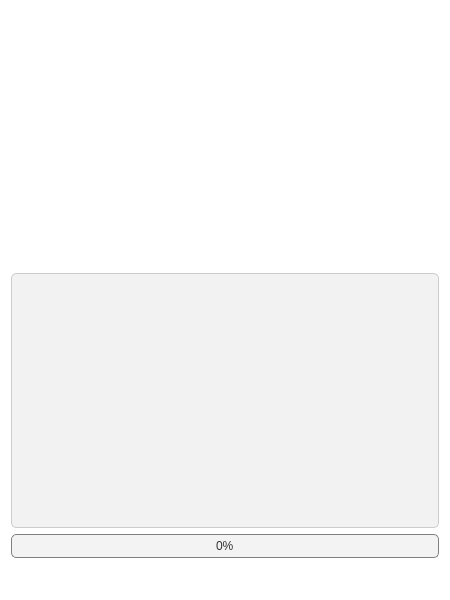
This is form.ui in hongzhe12/ResumeAce as Qt 5 draws it before an edit. The edited form follows.
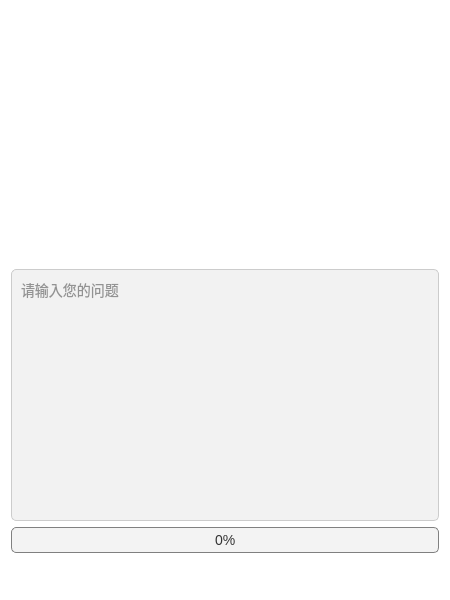
This is the edited form. Icons and pictures are not drawn.

Diff of the .ui file:
```diff
--- a/form.ui
+++ b/form.ui
@@ -29,169 +29,233 @@
    <bool>false</bool>
   </property>
   <property name="styleSheet">
-   <string notr="true">/* 主窗口样式 */
+   <string notr="true">/* 全局字体设置 */
+* {
+    font-family: &quot;Microsoft YaHei&quot;;
+    font-size: 14px;
+    color: #333333;
+}
+
+/* 窗口背景 */
 QWidget {
-    background-color: white; /* 主窗口背景颜色 */
-    color: #333333; /* 主窗口文字颜色 */
-	border-radius: 10px; /* 文本框圆角 */
+    background-color: white;
+	border-radius: 10px;
+}
+
+/* 按钮样式 */
+QPushButton {
+    background-color: #4CAF50;
+    border: none;
+    color: white;
+    padding: 10px 20px;
+    border-radius: 5px;
+    font-size: 14px;
+}
+
+QPushButton:hover {
+    background-color: #45a049;
+}
+
+QPushButton:pressed {
+    background-color: #3d8b40;
 }
 
 /* 标签样式 */
 QLabel {
-    font-size: 14px; /* 标签文字大小 */
-    padding: 5px; /* 标签内边距 */
+    color: #333333;
+    font-size: 14px;
 }
 
 /* 文本框样式 */
 QLineEdit {
-    background-color: white; /* 文本框背景颜色 */
-    border: 1px solid #cccccc; /* 文本框边框 */
-    border-radius: 3px; /* 文本框圆角 */
-    padding: 5px; /* 文本框内边距 */
+    background-color: white;
+    border: 1px solid #cccccc;
+    border-radius: 5px;
+    padding: 5px;
+    font-size: 14px;
 }
 
 QLineEdit:focus {
     border-color: #1296db; /* 文本框获得焦点时边框颜色 */
     outline: none; /* 去除默认的焦点轮廓 */
 }
-QScrollBar:vertical
-{
-    width:8px;
-    background:rgb(0,0,0,0%);
-    margin:0px,0px,0px,0px;
-    padding-top:12px;   /*上预留位置*/
-    padding-bottom:12px;    /*下预留位置*/
+
+/* 组合框样式 */
+QComboBox {
+    background-color: white;
+    border: 1px solid #cccccc;
+    border-radius: 5px;
+    padding: 5px;
+    font-size: 14px;
 }
- 
-/*滚动条中滑块的样式*/
-QScrollBar::handle:vertical
-{
-    width:8px;
-    background:rgb(0,0,0,25%);
-    border-radius:4px;
-    min-height:20px;
+
+QComboBox::drop-down {
+    subcontrol-origin: padding;
+    subcontrol-position: top right;
+    width: 20px;
+    border-left: 1px solid #cccccc;
+    border-top-right-radius: 5px;
+    border-bottom-right-radius: 5px;
 }
- 
-/*鼠标触及滑块样式*/
-QScrollBar::handle:vertical:hover
-{
-    width:9px;
-    background:rgb(0,0,0,50%);
-    border-radius:4px;
-    min-height:20;
+
+QComboBox::down-arrow {
+    image: url(:/icons/images/向下.svg);
 }
- 
-/*设置下箭头*/
-QScrollBar::add-line:vertical
-{
-    height:12px;
-    width:10px;
-    border-image:url(:/KeyManager/images/icon_pull-down.png);
-    subcontrol-position:bottom;
+
+/* 复选框样式 */
+QCheckBox {
+    color: #333333;
+    font-size: 14px;
 }
- 
-/*设置上箭头*/
-QScrollBar::sub-line:vertical
-{
-    height:12px;
-    width:10px;
-    border-image:url(:/KeyManager/images/icon_pull-up.png);
-    subcontrol-position:top;
+
+QCheckBox::indicator {
+    width: 16px;
+    height: 16px;
+    border: 1px solid #cccccc;
+    border-radius: 3px;
+    background-color: white;
 }
- 
-/*设置下箭头:悬浮状态*/
-QScrollBar::add-line:vertical:hover
-{
-    height:12px;
-    width:10px;
-    border-image:url(:/KeyManager/images/icon_pull-down2.png);
-    subcontrol-position:bottom;
+
+QCheckBox::indicator:checked {
+    background-color: #4CAF50;
+    border: 1px solid #4CAF50;
 }
- 
-/*设置上箭头：悬浮状态*/
-QScrollBar::sub-line:vertical:hover
-{
-    height:12px;
-    width:10px;
-    border-image:url(:/KeyManager/images/icon_pull-up2.png);
-    subcontrol-position:top;
+
+/* 单选框样式 */
+QRadioButton {
+    color: #333333;
+    font-size: 14px;
 }
- 
-/*当滚动条滚动的时候，上面的部分和下面的部分*/
-QScrollBar::add-page:vertical,QScrollBar::sub-page:vertical
-{
-    background:rgb(0,0,0,10%);
-    border-radius:4px;
+
+QRadioButton::indicator {
+    width: 16px;
+    height: 16px;
+    border: 1px solid #cccccc;
+    border-radius: 8px;
+    background-color: white;
 }
 
-QScrollBar:horizontal
-{
-    height: 8px;  /* 设置滚动条高度 */
-    background: rgb(0, 0, 0, 0%);  /* 背景透明 */
-    margin: 0px;  /* 外边距 */
-    padding-left: 12px;  /* 左预留位置 */
-    padding-right: 12px;  /* 右预留位置 */
+QRadioButton::indicator:checked {
+    background-color: #4CAF50;
+    border: 1px solid #4CAF50;
 }
 
-/* 滚动条中滑块的样式 */
-QScrollBar::handle:horizontal
-{
-    height: 8px;  /* 设置滑块高度 */
-    background: rgb(0, 0, 0, 25%);  /* 滑块背景颜色及透明度 */
-    border-radius: 4px;
-    min-width: 20px;  /* 最小宽度 */
+/* 滚动条样式 */
+QScrollBar:vertical {
+    background-color: #f0f0f0;
+    width: 12px;
+    margin: 0px 0px 0px 0px;
 }
 
-/* 鼠标触及滑块样式 */
-QScrollBar::handle:horizontal:hover
-{
-    height: 9px;  /* 鼠标悬停时滑块高度变化 */
-    background: rgb(0, 0, 0, 50%);
-    border-radius: 4px;
+QScrollBar::handle:vertical {
+    background-color: #cccccc;
+    min-height: 20px;
+    border-radius: 6px;
+}
+
+QScrollBar::add-line:vertical,
+QScrollBar::sub-line:vertical {
+    background: none;
+}
+
+QScrollBar::add-page:vertical,
+QScrollBar::sub-page:vertical {
+    background: none;
+}
+
+QScrollBar:horizontal {
+    background-color: #f0f0f0;
+    height: 12px;
+    margin: 0px 0px 0px 0px;
+}
+
+QScrollBar::handle:horizontal {
+    background-color: #cccccc;
     min-width: 20px;
+    border-radius: 6px;
 }
 
-/* 设置右箭头 */
-QScrollBar::add-line:horizontal
-{
-    width: 12px;
-    height: 10px;
-    border-image: url(:/KeyManager/images/icon_pull-right.png);  /* 对应右箭头图片，需确保资源路径正确 */
-    subcontrol-position: right;
+QScrollBar::add-line:horizontal,
+QScrollBar::sub-line:horizontal {
+    background: none;
 }
 
-/* 设置左箭头 */
-QScrollBar::sub-line:horizontal
-{
-    width: 12px;
-    height: 10px;
-    border-image: url(:/KeyManager/images/icon_pull-left.png);  /* 对应左箭头图片 */
-    subcontrol-position: left;
+QScrollBar::add-page:horizontal,
+QScrollBar::sub-page:horizontal {
+    background: none;
 }
 
-/* 设置右箭头:悬浮状态 */
-QScrollBar::add-line:horizontal:hover
-{
-    width: 12px;
-    height: 10px;
-    border-image: url(:/KeyManager/images/icon_pull-right2.png);
-    subcontrol-position: right;
+/* 进度条样式 */
+QProgressBar {
+    background-color: #f0f0f0;
+    border: 1px solid #cccccc;
+    border-radius: 5px;
+    text-align: center;
+    color: #333333;
 }
 
-/* 设置左箭头：悬浮状态 */
-QScrollBar::sub-line:horizontal:hover
-{
-    width: 12px;
-    height: 10px;
-    border-image: url(:/KeyManager/images/icon_pull-left2.png);
-    subcontrol-position: left;
+QProgressBar::chunk {
+    background-color: #4CAF50;
+    border-radius: 5px;
 }
 
-/* 当滚动条滚动的时候，左边的部分和右边的部分 */
-QScrollBar::add-page:horizontal, QScrollBar::sub-page:horizontal
-{
-    background: rgb(0, 0, 0, 10%);
-    border-radius: 4px;
+/* 菜单栏样式 */
+QMenuBar {
+    background-color: #f0f0f0;
+    color: #333333;
+}
+
+QMenuBar::item {
+    background-color: transparent;
+    padding: 5px 10px;
+}
+
+QMenuBar::item:selected {
+    background-color: #4CAF50;
+    color: white;
+}
+
+QMenu {
+    background-color: #f0f0f0;
+    border: 1px solid #cccccc;
+    color: #333333;
+}
+
+QMenu::item {
+    padding: 5px 20px;
+}
+
+QMenu::item:selected {
+    background-color: #4CAF50;
+    color: white;
+}
+
+/* 工具栏样式 */
+QToolBar {
+    background-color: #f0f0f0;
+    border: none;
+}
+
+QToolButton {
+    background-color: transparent;
+    border: none;
+    padding: 5px;
+}
+
+QToolButton:hover {
+    background-color: #4CAF50;
+    border-radius: 5px;
+}
+
+QToolButton:pressed {
+    background-color: #3d8b40;
+    border-radius: 5px;
+}
+
+/* 状态栏样式 */
+QStatusBar {
+    background-color: #f0f0f0;
+    color: #333333;
 }</string>
   </property>
   <layout class="QGridLayout" name="gridLayout">
@@ -276,6 +340,9 @@
     background: none;
 }</string>
        </property>
+       <property name="placeholderText">
+        <string>请输入您的问题</string>
+       </property>
       </widget>
      </item>
      <item>
@@ -306,7 +373,7 @@
       </widget>
      </item>
      <item>
-      <layout class="QHBoxLayout" name="horizontalLayout" stretch="0,0,0,0,0">
+      <layout class="QHBoxLayout" name="horizontalLayout" stretch="0,0,0,0,0,0,0">
        <item>
         <widget class="QPushButton" name="connect_button">
          <property name="minimumSize">
@@ -317,7 +384,8 @@
          </property>
          <property name="font">
           <font>
-           <pointsize>10</pointsize>
+           <family>Microsoft YaHei</family>
+           <pointsize>-1</pointsize>
           </font>
          </property>
          <property name="styleSheet">
@@ -362,7 +430,8 @@
          </property>
          <property name="font">
           <font>
-           <pointsize>10</pointsize>
+           <family>Microsoft YaHei</family>
+           <pointsize>-1</pointsize>
           </font>
          </property>
          <property name="styleSheet">
@@ -407,7 +476,8 @@
          </property>
          <property name="font">
           <font>
-           <pointsize>10</pointsize>
+           <family>Microsoft YaHei</family>
+           <pointsize>-1</pointsize>
           </font>
          </property>
          <property name="styleSheet">
@@ -452,7 +522,8 @@
          </property>
          <property name="font">
           <font>
-           <pointsize>10</pointsize>
+           <family>Microsoft YaHei</family>
+           <pointsize>-1</pointsize>
           </font>
          </property>
          <property name="styleSheet">
@@ -497,7 +568,8 @@
          </property>
          <property name="font">
           <font>
-           <pointsize>10</pointsize>
+           <family>Microsoft YaHei</family>
+           <pointsize>-1</pointsize>
           </font>
          </property>
          <property name="styleSheet">
```
Left out of the diff: 97 changed lines with no effect on the pictures.
